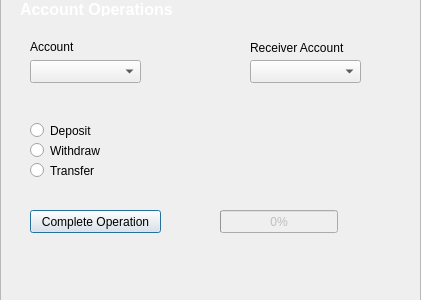
Before: the Qt Designer form Qt/bank/bank/operations.ui in vinicius-m1/CppExercicios, drawn with Qt 5.
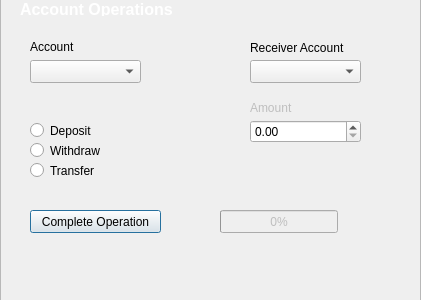
After: the same form once the commit is applied.

Patch:
```diff
--- a/Qt/bank/bank/operations.ui
+++ b/Qt/bank/bank/operations.ui
@@ -200,6 +200,32 @@
      <string>&lt;html&gt;&lt;head/&gt;&lt;body&gt;&lt;p&gt;&lt;span style=&quot; color:#ffffff;&quot;&gt;Account Operations&lt;/span&gt;&lt;/p&gt;&lt;/body&gt;&lt;/html&gt;</string>
     </property>
    </widget>
+   <widget class="QLabel" name="lb_amount">
+    <property name="enabled">
+     <bool>false</bool>
+    </property>
+    <property name="geometry">
+     <rect>
+      <x>250</x>
+      <y>110</y>
+      <width>111</width>
+      <height>16</height>
+     </rect>
+    </property>
+    <property name="text">
+     <string>&lt;html&gt;&lt;head/&gt;&lt;body&gt;&lt;p&gt;Amount&lt;/p&gt;&lt;/body&gt;&lt;/html&gt;</string>
+    </property>
+   </widget>
+   <widget class="QDoubleSpinBox" name="sb_amount">
+    <property name="geometry">
+     <rect>
+      <x>250</x>
+      <y>130</y>
+      <width>111</width>
+      <height>23</height>
+     </rect>
+    </property>
+   </widget>
   </widget>
  </widget>
  <resources/>
```
